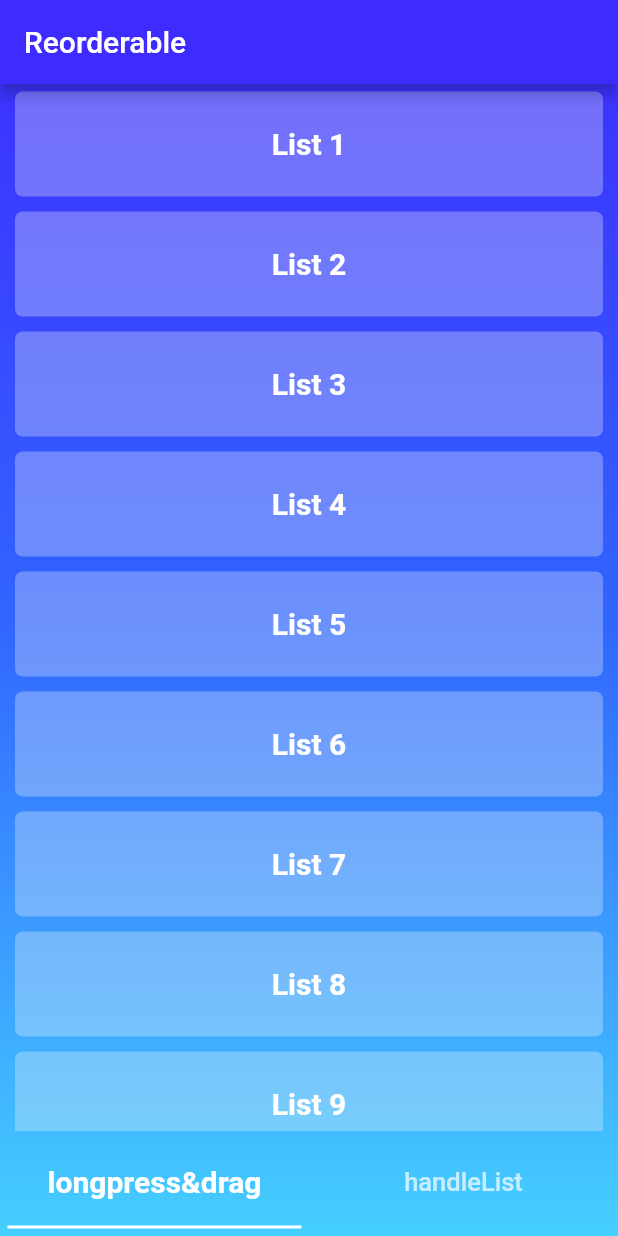
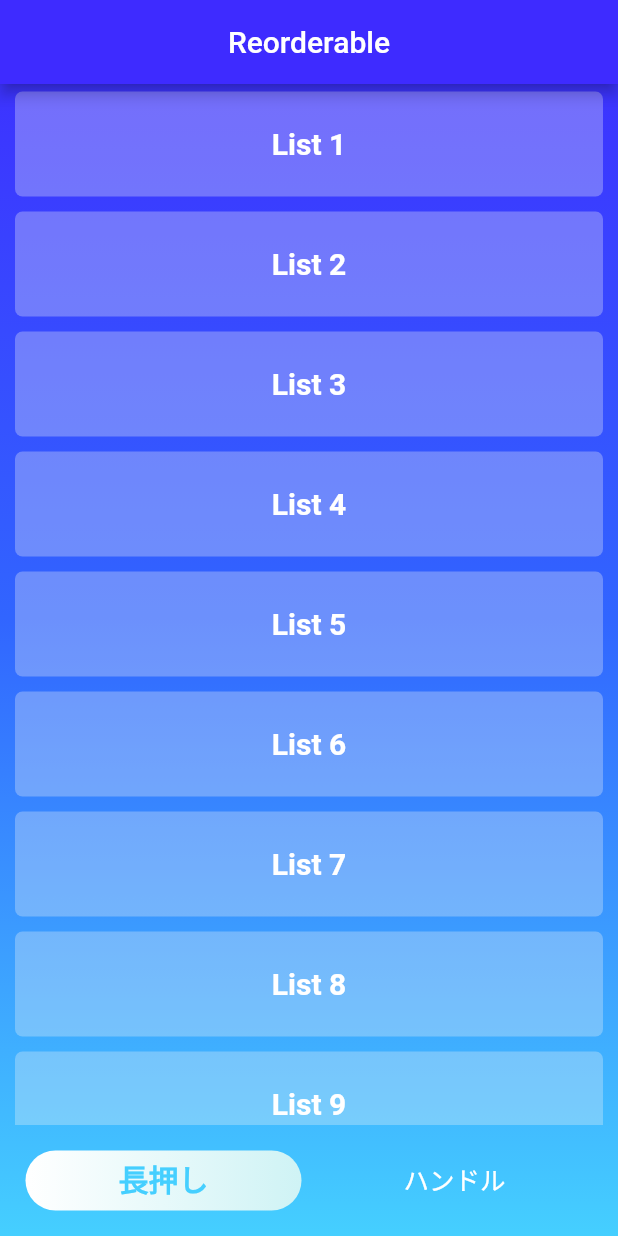
Before and after one commit to chocho-san/reorderable_list_view, a Flutter app: the screen it shows after launch, on a phone screen of 412 x 824 dp. Run offline on Flutter 3.47's test engine with Material 2 defaults, Android fonts, the phone set to English and light mode, and no system bars; our stand-ins replace flutter_riverpod; missing offline and left inert: flutter_reorderable_list.

Commit message:
change TabBar

```diff
--- a/lib/home_screen.dart
+++ b/lib/home_screen.dart
@@ -3,7 +3,7 @@ import 'package:reorderable_list/handle/handle_list.dart';
 import 'package:reorderable_list/long_press/longpress_list.dart';
 
 class HomeScreen extends StatelessWidget {
-  final List<String> _tabs = ['longpress&drag', 'handleList'];
+  final List<String> _tabs = ['長押し', 'ハンドル'];
 
   @override
   Widget build(BuildContext context) {
@@ -26,8 +26,8 @@ class HomeScreen extends StatelessWidget {
           child: Scaffold(
             appBar: AppBar(
               backgroundColor: Color.fromARGB(255, 62, 43, 255),
-              title: Text(
-                  'Reorderable'),
+              centerTitle: true,
+              title: Text('Reorderable'),
             ),
             // child: NestedScrollView(
             //   headerSliverBuilder:
@@ -57,17 +57,27 @@ class HomeScreen extends StatelessWidget {
             //       ),
             //     ];
             //   },
-            bottomNavigationBar: Container(
-              height: 70,
+            bottomNavigationBar: Padding(
+              padding: const EdgeInsets.all(12.0),
+              child: Container(
+                height: 50,
                 child: TabBar(
+                  indicator: BoxDecoration(
+                    gradient: LinearGradient(colors: [
+                      Colors.white,
+                      Color.fromARGB(255, 207, 243, 245)
+                    ]),
+                    borderRadius: BorderRadius.circular(40),
+                  ),
+                  unselectedLabelColor: Colors.white,
+                  labelColor:               Color.fromARGB(255, 69, 207, 255),
 
-                labelColor: Colors.white,
                   indicatorPadding: EdgeInsets.all(5.0),
-                indicatorColor: Colors.white,
-                labelStyle: TextStyle(
-                    fontSize: 20, fontWeight: FontWeight.bold),
+                  labelStyle:
+                      TextStyle(fontSize: 20, fontWeight: FontWeight.bold),
                   unselectedLabelStyle: TextStyle(fontSize: 17),
                   tabs: _tabs.map((String name) => Tab(text: name)).toList(),
+                ),
               ),
             ),
             body: Theme(
```
Also changed, not shown: lib/controller.dart (+3 -4 lines), lib/handle/item_tile.dart (+18 -17 lines). Lines whose indentation alone changed are shown as unchanged.
